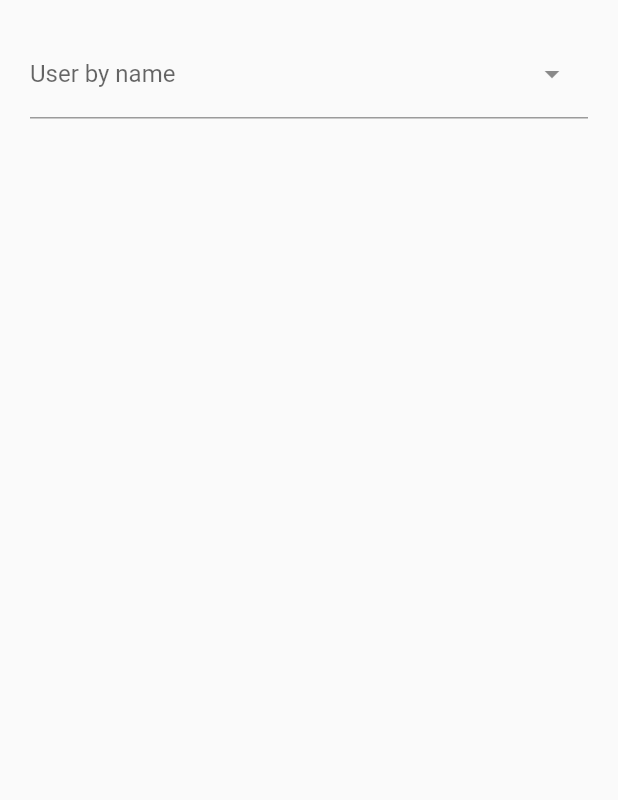
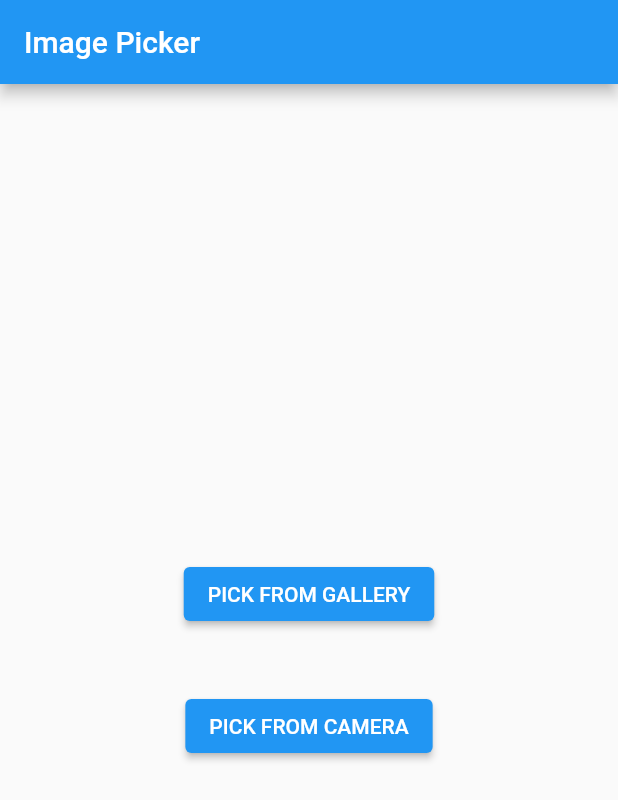
Before and after one commit to mahmudulri/restapilive, a Flutter app: the screen it shows after launch, on a phone screen of 412 x 824 dp. Shown: the top 800 px of the screen. Run offline on Flutter 3.47's test engine with Material 2 defaults, Android fonts, the phone set to English and light mode, and no system bars; drawn by our look-alikes of dropdown_search; our stand-ins replace get, image_picker.

Commit message:
file picker

```diff
--- a/lib/category_fetch/cat_dropdown.dart
+++ b/lib/category_fetch/cat_dropdown.dart
@@ -11,7 +11,16 @@ class CatDropDownSearch extends StatefulWidget {
   State<CatDropDownSearch> createState() => _CatDropDownSearchState();
 }
 
+bool _obscureText = true;
+String? _password;
+
 class _CatDropDownSearchState extends State<CatDropDownSearch> {
+  void _toggle() {
+    setState(() {
+      _obscureText = !_obscureText;
+    });
+  }
+
   final CategoryController catcontroller = Get.put(CategoryController());
   @override
   Widget build(BuildContext context) {
@@ -21,16 +30,21 @@ class _CatDropDownSearchState extends State<CatDropDownSearch> {
         padding: const EdgeInsets.all(20.0),
         child: Column(
           children: [
-            DropdownSearch<CategoryModel>(
-              asyncItems: (String filter) =>
-                  catcontroller.fetchAllCategoryList(),
-              itemAsString: (CategoryModel u) => u.userAsStringByName(),
-              onChanged: (CategoryModel? data) => print(data),
-              dropdownDecoratorProps: DropDownDecoratorProps(
-                dropdownSearchDecoration:
-                    InputDecoration(labelText: "User by name"),
+            TextFormField(
+              decoration: InputDecoration(
+                suffixIcon: InkWell(
+                    onTap: () {
+                      _toggle();
+                    },
+                    child: Icon(
+                      Icons.remove_red_eye,
+                      color: _obscureText ? Colors.grey : Colors.green,
+                    )),
+                labelText: 'Password',
               ),
-            )
+              onSaved: (val) => _password = val,
+              obscureText: _obscureText,
+            ),
           ],
         ),
       ),
--- a/lib/category_fetch/category_controller.dart
+++ b/lib/category_fetch/category_controller.dart
@@ -5,6 +5,7 @@ import 'package:restapilive/category_fetch/category_network.dart';
 class CategoryController extends GetxController {
   var isLoading = true.obs;
   var categorylist = CategoryModel().obs;
+  var categoryModel = CategoryModel().obs;
 
   @override
   void onInit() {
@@ -18,9 +19,12 @@ class CategoryController extends GetxController {
       var allcategory = await CategoryApi.fetchallCategory();
       if (allcategory != null) {
         categorylist.value = allcategory;
+        categoryModel.value = allcategory;
       }
     } catch (e) {
       print(e.toString());
     }
   }
+
+  fromJsonList() {}
 }
--- a/lib/category_fetch/category_model.dart
+++ b/lib/category_fetch/category_model.dart
@@ -26,6 +26,10 @@ class CategoryModel {
         department: List<Department>.from(
             json["department"].map((x) => Department.fromJson(x))),
       );
+
+  List<CategoryModel> fromJsonList(List list) {
+    return list.map((item) => CategoryModel.fromJson(item)).toList();
+  }
 
   Map<String, dynamic> toJson() => {
         "status": status,
--- /dev/null
+++ b/lib/file_picker/filepickview.dart
@@ -0,0 +1,81 @@
+import 'dart:io';
+import 'package:flutter/material.dart';
+import 'package:image_picker/image_picker.dart';
+
+class FilePickerImage extends StatefulWidget {
+  @override
+  _FilePickerImageState createState() => _FilePickerImageState();
+}
+
+class _FilePickerImageState extends State<FilePickerImage> {
+  /// Variables
+  File? imageFile;
+
+  /// Widget
+  @override
+  Widget build(BuildContext context) {
+    return Scaffold(
+        appBar: AppBar(
+          title: Text("Image Picker"),
+        ),
+        body: Container(
+            child: imageFile == null
+                ? Container(
+                    alignment: Alignment.center,
+                    child: Column(
+                      mainAxisAlignment: MainAxisAlignment.center,
+                      children: <Widget>[
+                        ElevatedButton(
+                          onPressed: () {
+                            _getFromGallery();
+                          },
+                          child: Text("PICK FROM GALLERY"),
+                        ),
+                        Container(
+                          height: 40.0,
+                        ),
+                        ElevatedButton(
+                          onPressed: () {
+                            _getFromCamera();
+                          },
+                          child: Text("PICK FROM CAMERA"),
+                        )
+                      ],
+                    ),
+                  )
+                : Container(
+                    child: Image.file(
+                      imageFile!,
+                      fit: BoxFit.cover,
+                    ),
+                  )));
+  }
+
+  /// Get from gallery
+  _getFromGallery() async {
+    XFile? pickedFile = await ImagePicker().pickImage(
+      source: ImageSource.gallery,
+      maxWidth: 1800,
+      maxHeight: 1800,
+    );
+    if (pickedFile != null) {
+      setState(() {
+        imageFile = File(pickedFile.path);
+      });
+    }
+  }
+
+  /// Get from Camera
+  _getFromCamera() async {
+    XFile? pickedFile = await ImagePicker().pickImage(
+      source: ImageSource.camera,
+      maxWidth: 1800,
+      maxHeight: 1800,
+    );
+    if (pickedFile != null) {
+      setState(() {
+        imageFile = File(pickedFile.path);
+      });
+    }
+  }
+}
--- a/lib/main.dart
+++ b/lib/main.dart
@@ -5,6 +5,7 @@ import 'package:restapilive/category_fetch/category_view.dart';
 import 'package:restapilive/checkmyip/myipview.dart';
 import 'package:restapilive/draft.dart';
 import 'package:restapilive/eventsfetch/event_view.dart';
+import 'package:restapilive/file_picker/filepickview.dart';
 import 'package:restapilive/homepage.dart';
 import 'package:restapilive/myapi/viewpage.dart';
 import 'package:restapilive/productmodule/views/product_list_view.dart';
@@ -28,6 +29,6 @@ class MyApp extends StatelessWidget {
         theme: ThemeData(
           primarySwatch: Colors.blue,
         ),
-        home: CatDropDownSearch());
+        home: FilePickerImage());
   }
 }
--- a/pubspec.yaml
+++ b/pubspec.yaml
@@ -39,6 +39,7 @@ dependencies:
   http: ^0.13.5
   get: ^4.6.5
   dropdown_search: ^5.0.3
+  image_picker: ^0.8.6
 
 dev_dependencies:
   flutter_test:
```
Also changed, not shown: lib/drafttwo.dart (added, +43 -0 lines), pubspec.lock.
